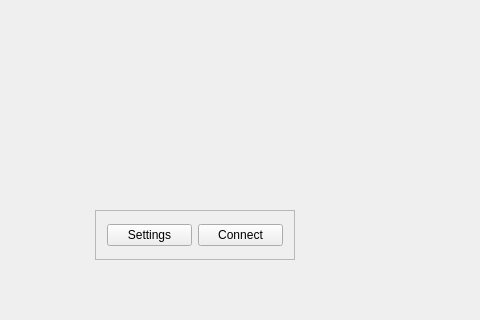
Above: mainwindow.ui from ppballcatcher/computerProgram before the change; both pictures show x 205 to 685 and y 280 to 600 of the 800 by 600 pixel window. Below: the same form after it.
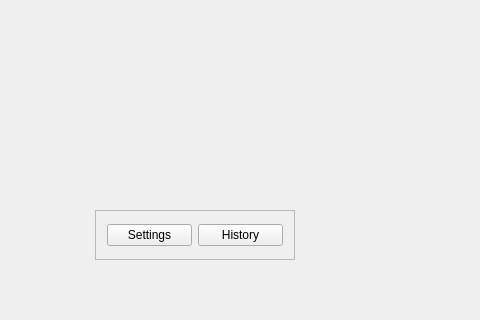
That is the form after the change.

Commit message: Added history. Color needs to be implemented

Diff of the .ui file:
```diff
--- a/mainwindow.ui
+++ b/mainwindow.ui
@@ -43,7 +43,13 @@
      <item>
       <widget class="QPushButton" name="actionConnect">
        <property name="text">
-        <string>Connect</string>
+        <string>History</string>
+       </property>
+       <property name="checkable">
+        <bool>true</bool>
+       </property>
+       <property name="checked">
+        <bool>false</bool>
        </property>
        <property name="autoDefault">
         <bool>false</bool>
```
Left out of the diff: 2 changed lines with no effect on the pictures. The commit also changes 2 other files.
